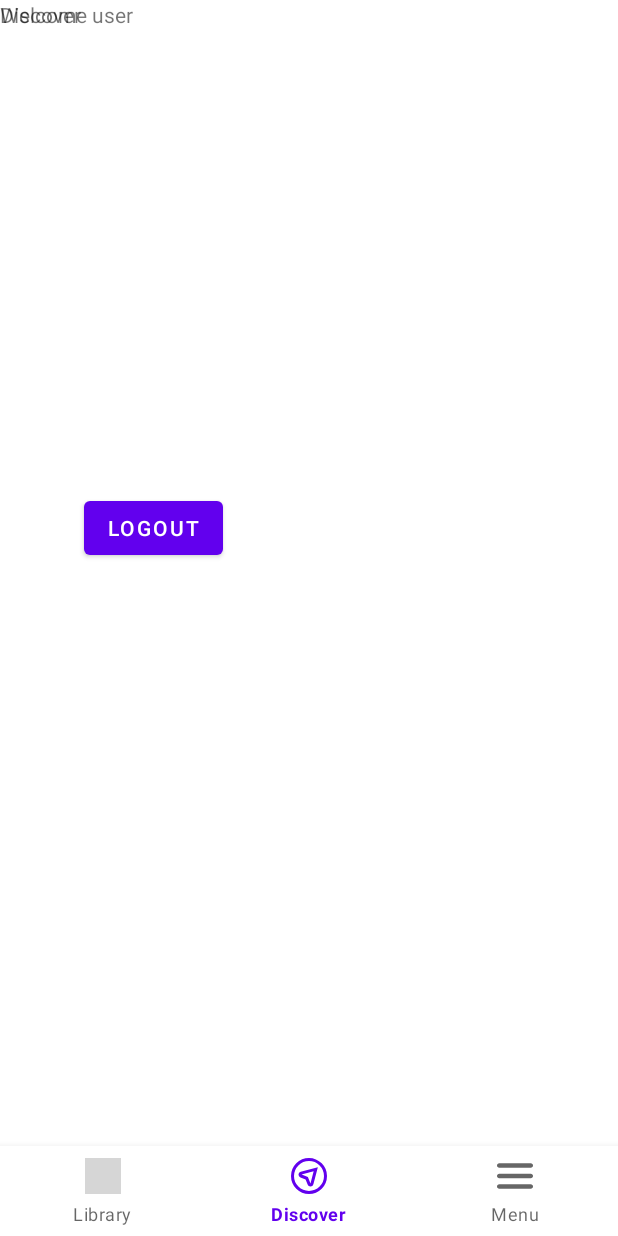
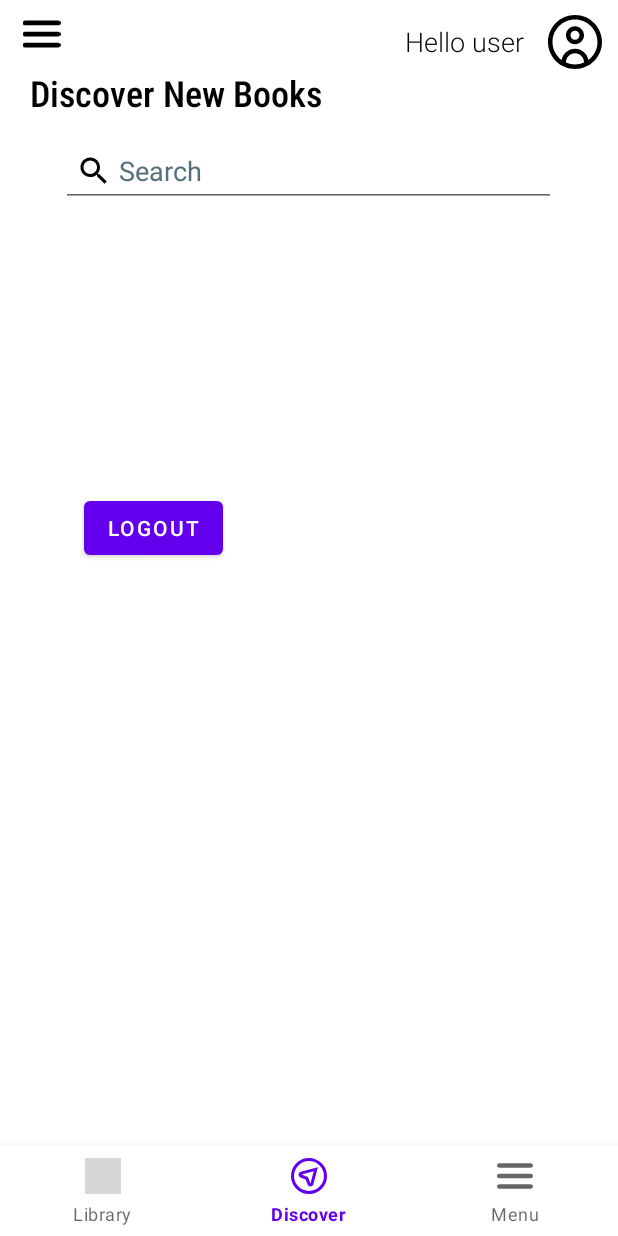
Before and after one commit to potatowiz4rd/BookApp, an Android app: the DashboardUserActivity screen opened directly, with no data from a screen before it, item 2 of the bottom bar chosen, on a phone screen of 412 x 824 dp. Run offline under Robolectric (Android 15) with nearby library versions, the phone set to English and light mode, and no system bars; our stand-ins replace Firebase (no records; nobody signed in at launch, a user with empty details on screens opened directly); grey boxes are pictures that could not be loaded.

```diff
--- a/app/build.gradle
+++ b/app/build.gradle
@@ -48,6 +48,8 @@ dependencies {
     implementation 'com.google.firebase:firebase-auth-ktx:21.2.0'
     implementation 'com.google.firebase:firebase-database-ktx:20.1.0'
     implementation 'com.google.firebase:firebase-crashlytics-ktx:18.3.6'
+    implementation 'com.google.firebase:firebase-storage-ktx:20.1.0'
+    implementation 'com.google.firebase:firebase-firestore-ktx:24.5.0'
     testImplementation 'junit:junit:4.13.2'
     androidTestImplementation 'androidx.test.ext:junit:1.1.4'
     androidTestImplementation 'androidx.test.espresso:espresso-core:3.5.0'
--- a/app/src/main/java/com/example/bookapp/DashboardAdminActivity.kt
+++ b/app/src/main/java/com/example/bookapp/DashboardAdminActivity.kt
@@ -59,6 +59,10 @@ class DashboardAdminActivity : AppCompatActivity() {
             startActivity(Intent(this, AddCategoryActivity::class.java))
 
         }
+
+        binding.addPdfFab.setOnClickListener {
+            startActivity(Intent(this, AddBookActivity::class.java))
+        }
     }
 
     private fun loadCategories() {
--- a/app/src/main/java/com/example/bookapp/DashboardUserActivity.kt
+++ b/app/src/main/java/com/example/bookapp/DashboardUserActivity.kt
@@ -61,11 +61,9 @@ class DashboardUserActivity : AppCompatActivity() {
         val firebaseUser = firebaseAuth.currentUser
         if (firebaseUser == null) {
             //not logged
-            binding.subTitleTv.text = "Not Logged in"
         } else {
             //logged in
             val email = firebaseUser.email
-            binding.subTitleTv.text = email
         }
     }
 
--- a/app/src/main/java/com/example/bookapp/menu/DiscoverFragment.kt
+++ b/app/src/main/java/com/example/bookapp/menu/DiscoverFragment.kt
@@ -24,17 +24,12 @@ class DiscoverFragment : Fragment() {
 
     override fun onCreate(savedInstanceState: Bundle?) {
         super.onCreate(savedInstanceState)
-        arguments?.let {
-            param1 = it.getString(ARG_PARAM1)
-            param2 = it.getString(ARG_PARAM2)
-        }
     }
 
     override fun onCreateView(
         inflater: LayoutInflater, container: ViewGroup?,
         savedInstanceState: Bundle?
     ): View? {
-        // Inflate the layout for this fragment
         return inflater.inflate(R.layout.fragment_discover, container, false)
     }
 
--- /dev/null
+++ b/app/src/main/res/drawable/circle_user.xml
@@ -0,0 +1,9 @@
+<vector xmlns:android="http://schemas.android.com/apk/res/android"
+    android:width="512dp"
+    android:height="512dp"
+    android:viewportWidth="24"
+    android:viewportHeight="24">
+  <path
+      android:fillColor="#FF000000"
+      android:pathData="m12,0C5.383,0 0,5.383 0,12s5.383,12 12,12 12,-5.383 12,-12S18.617,0 12,0ZM8,21.164v-0.164c0,-2.206 1.794,-4 4,-4s4,1.794 4,4v0.164c-1.226,0.537 -2.578,0.836 -4,0.836s-2.774,-0.299 -4,-0.836ZM17.925,20.051c-0.456,-2.859 -2.939,-5.051 -5.925,-5.051s-5.468,2.192 -5.925,5.051c-2.47,-1.823 -4.075,-4.753 -4.075,-8.051C2,6.486 6.486,2 12,2s10,4.486 10,10c0,3.298 -1.605,6.228 -4.075,8.051ZM12,5c-2.206,0 -4,1.794 -4,4s1.794,4 4,4 4,-1.794 4,-4 -1.794,-4 -4,-4ZM12,11c-1.103,0 -2,-0.897 -2,-2s0.897,-2 2,-2 2,0.897 2,2 -0.897,2 -2,2Z"/>
+</vector>
--- /dev/null
+++ b/app/src/main/res/drawable/ic_baseline_attach_file_24.xml
@@ -0,0 +1,5 @@
+<vector android:height="24dp" android:tint="#000000"
+    android:viewportHeight="24" android:viewportWidth="24"
+    android:width="24dp" xmlns:android="http://schemas.android.com/apk/res/android">
+    <path android:fillColor="@android:color/white" android:pathData="M16.5,6v11.5c0,2.21 -1.79,4 -4,4s-4,-1.79 -4,-4V5c0,-1.38 1.12,-2.5 2.5,-2.5s2.5,1.12 2.5,2.5v10.5c0,0.55 -0.45,1 -1,1s-1,-0.45 -1,-1V6H10v9.5c0,1.38 1.12,2.5 2.5,2.5s2.5,-1.12 2.5,-2.5V5c0,-2.21 -1.79,-4 -4,-4S7,2.79 7,5v12.5c0,3.04 2.46,5.5 5.5,5.5s5.5,-2.46 5.5,-5.5V6h-1.5z"/>
+</vector>
--- /dev/null
+++ b/app/src/main/res/drawable/ic_baseline_keyboard_arrow_down_24.xml
@@ -0,0 +1,5 @@
+<vector android:height="24dp" android:tint="#000000"
+    android:viewportHeight="24" android:viewportWidth="24"
+    android:width="24dp" xmlns:android="http://schemas.android.com/apk/res/android">
+    <path android:fillColor="@android:color/white" android:pathData="M7.41,8.59L12,13.17l4.59,-4.58L18,10l-6,6 -6,-6 1.41,-1.41z"/>
+</vector>
--- a/app/src/main/res/layout/activity_dash_board_user.xml
+++ b/app/src/main/res/layout/activity_dash_board_user.xml
@@ -25,22 +25,6 @@
         app:menu="@menu/nav_menu"
         android:scrollIndicators="left"/>
 
-    <TextView
-        android:id="@+id/welcomeTv"
-        android:layout_width="match_parent"
-        android:layout_height="wrap_content"
-        android:text="Welcome user"
-        app:layout_constraintEnd_toEndOf="parent"
-        app:layout_constraintStart_toStartOf="parent"
-        app:layout_constraintTop_toTopOf="parent" />
-
-    <TextView
-        android:id="@+id/subTitleTv"
-        android:layout_width="match_parent"
-        android:layout_height="wrap_content"
-        android:text="Hello"
-        app:layout_constraintTop_toBottomOf="@id/welcomeTv" />
-
     <Button
         android:id="@+id/logoutBtn"
         android:layout_width="wrap_content"
--- a/app/src/main/res/layout/fragment_discover.xml
+++ b/app/src/main/res/layout/fragment_discover.xml
@@ -1,14 +1,78 @@
 <?xml version="1.0" encoding="utf-8"?>
-<FrameLayout xmlns:android="http://schemas.android.com/apk/res/android"
+<androidx.constraintlayout.widget.ConstraintLayout xmlns:android="http://schemas.android.com/apk/res/android"
+    xmlns:app="http://schemas.android.com/apk/res-auto"
     xmlns:tools="http://schemas.android.com/tools"
     android:layout_width="match_parent"
     android:layout_height="match_parent"
     tools:context=".menu.DiscoverFragment">
 
-    <!-- TODO: Update blank fragment layout -->
-    <TextView
-        android:layout_width="match_parent"
-        android:layout_height="match_parent"
-        android:text="Discover" />
+    <RelativeLayout
+        android:id="@+id/dashicons_menu_alt"
+        android:layout_width="wrap_content"
+        android:layout_height="wrap_content"
+        app:layout_constraintStart_toStartOf="parent"
+        app:layout_constraintTop_toTopOf="parent">
 
-</FrameLayout>
+        <ImageView
+            android:id="@+id/vector"
+            android:layout_width="35dp"
+            android:layout_height="25dp"
+            android:layout_marginStart="10dp"
+            android:layout_marginTop="10dp"
+            android:contentDescription="vector"
+            android:src="@drawable/menu_burger" />
+
+        <ImageView android:id="@+id/image_3"
+            android:src="@drawable/circle_user"
+            android:contentDescription="image_3"
+            android:layout_marginStart="365dp"
+            android:layout_marginTop="8dp"
+            android:layout_width="36dp"
+            android:layout_height="40dp" />
+
+        <TextView android:id="@+id/hello_tommy"
+            android:textSize="18sp"
+            android:fontFamily="sans-serif-light"
+            android:textColor="@color/hello_tommy_color"
+            android:layout_marginLeft="270dp"
+            android:layout_marginTop="15dp"
+            android:layout_width="120dp"
+            android:layout_height="35dp"
+            android:text="Hello user"
+            />
+
+        <TextView
+            android:id="@+id/discoverTv"
+            android:layout_width="match_parent"
+            android:layout_height="wrap_content"
+            android:layout_below="@+id/vector"
+            android:layout_marginTop="10dp"
+            android:layout_marginLeft="20dp"
+            android:text="Discover New Books"
+            android:textColor="@color/hello_tommy_color"
+            android:textSize="24sp"
+            android:textStyle="bold"
+            android:fontFamily="sans-serif-condensed-light"
+            app:layout_constraintEnd_toEndOf="parent"
+            app:layout_constraintTop_toTopOf="parent" />
+
+
+    </RelativeLayout>
+
+    <EditText
+        android:id="@+id/searchEt"
+        android:layout_width="330dp"
+        android:layout_height="48dp"
+        android:layout_below="@+id/dashicons_menu_alt"
+        android:layout_marginTop="12dp"
+        android:drawableStart="@drawable/ic_baseline_search_24"
+        android:hint=" Search"
+        android:padding="10dp"
+        android:textColorHint="#546E7A"
+        app:layout_constraintEnd_toEndOf="parent"
+        app:layout_constraintHorizontal_bias="0.493"
+        app:layout_constraintStart_toStartOf="parent"
+        app:layout_constraintTop_toBottomOf="@+id/dashicons_menu_alt" />
+
+
+</androidx.constraintlayout.widget.ConstraintLayout>
--- a/app/src/main/res/layout/fragment_library.xml
+++ b/app/src/main/res/layout/fragment_library.xml
@@ -1,5 +1,5 @@
 <?xml version="1.0" encoding="utf-8"?>
-<FrameLayout xmlns:android="http://schemas.android.com/apk/res/android"
+<androidx.constraintlayout.widget.ConstraintLayout xmlns:android="http://schemas.android.com/apk/res/android"
     xmlns:tools="http://schemas.android.com/tools"
     android:layout_width="match_parent"
     android:layout_height="match_parent"
@@ -11,4 +11,4 @@
         android:layout_height="match_parent"
         android:text="Library" />
 
-</FrameLayout>
+</androidx.constraintlayout.widget.ConstraintLayout>
```
Also changed, not shown: app/src/main/AndroidManifest.xml (+7 -0 lines), app/src/main/java/com/example/bookapp/AddBookActivity.kt (added, +191 -0 lines), app/src/main/res/drawable-v24/ic_launcher_foreground.xml (deleted, +0 -30 lines), app/src/main/res/layout/activity_add_book.xml (added, +97 -0 lines), app/src/main/res/layout/activity_dashboard_admin.xml (+6 -5 lines), app/src/main/res/values/colors.xml (+15 -0 lines).
